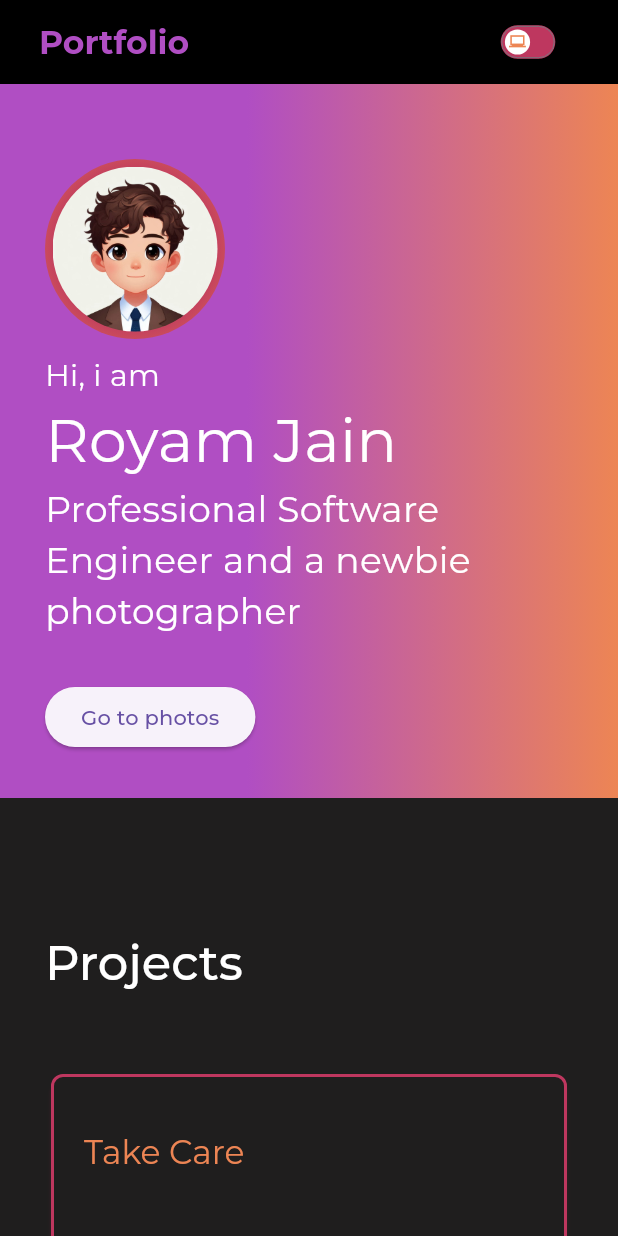
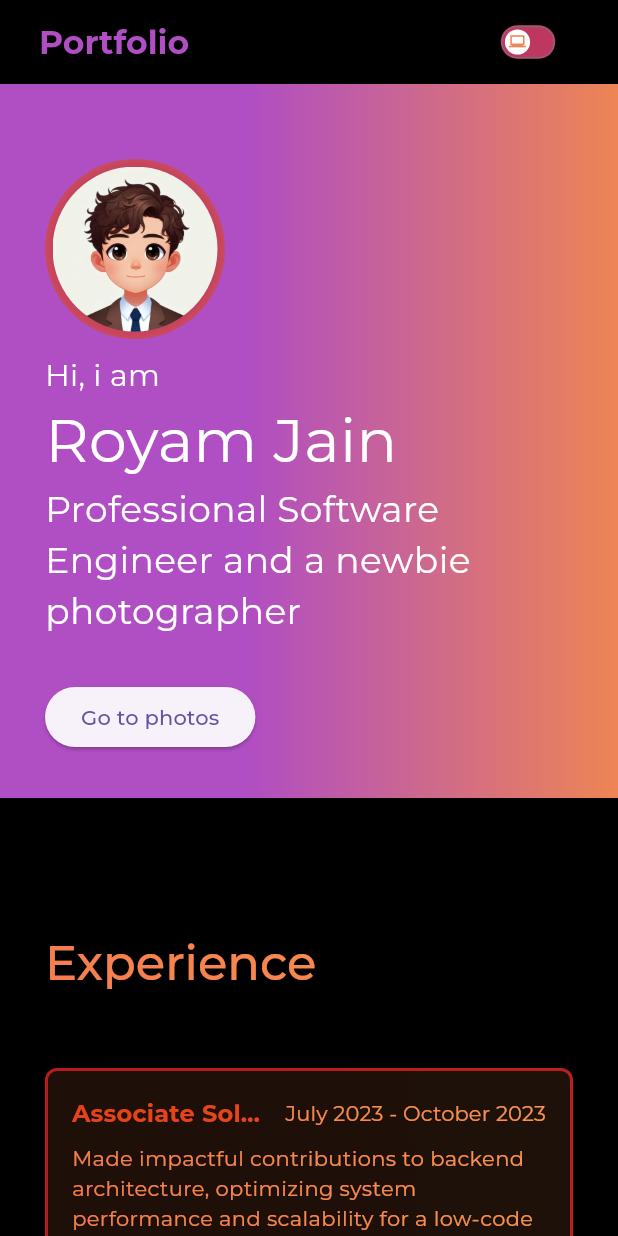
Before and after one commit to royamjj/portfolio_front_end, a Flutter app: the screen it shows after launch, on a phone screen of 412 x 824 dp. Run offline on Flutter 3.47's test engine with Material 3 defaults, Android fonts, the phone set to English and light mode, and no system bars; drawn by our look-alikes of flutter_animate; our stand-ins replace cached_network_image, google_fonts; network calls fail.

Commit message:
added animations

```diff
--- a/lib/constants.dart
+++ b/lib/constants.dart
@@ -13,6 +13,8 @@ final Color pinkSwitch = HexColor("be375f");
 final Color purple = HexColor("b04ec3");
 final Color darkPurple = HexColor("883f96");
 final Color yellow = HexColor("e7de76");
+final Color animationRed = Colors.red.shade400;
+final Color animationOrange = Colors.orange.shade300;
 
 final ThemeData theme = ThemeData(
   scaffoldBackgroundColor: colorWhite,
--- a/lib/experience.dart
+++ b/lib/experience.dart
@@ -25,10 +25,27 @@ class ExperienceWidget extends StatefulWidget {
   ExperienceWidgetState createState() => ExperienceWidgetState();
 }
 
-class ExperienceWidgetState extends State<ExperienceWidget> {
+class ExperienceWidgetState extends State<ExperienceWidget> with SingleTickerProviderStateMixin{
   int selectedIndex = 0;
   late double width;
   late bool isWebView = false;
+
+  late AnimationController _controller;
+
+  @override
+  void initState() {
+    super.initState();
+    _controller = AnimationController(
+      vsync: this,
+      duration: const Duration(seconds: 5),
+    )..repeat();
+  }
+
+  @override
+  void dispose() {
+    _controller.dispose();
+    super.dispose();
+  }
 
   @override
   void didChangeDependencies(){
@@ -63,9 +80,28 @@ class ExperienceWidgetState extends State<ExperienceWidget> {
   Future dialogDetailsWidget(){
     return showDialog(context: context, builder: (context){
       return Dialog(
-        shape: RoundedRectangleBorder(
-          borderRadius: BorderRadius.circular(12.0),
-        ),
+        child: AnimatedBuilder(
+            animation: _controller,
+            builder: (context, child) {
+              return ShaderMask(
+                shaderCallback: (bounds) {
+                  return LinearGradient(
+                    begin: Alignment.topLeft,
+                    end: Alignment.bottomRight,
+                    stops: const [
+                      0.0,
+                      1.0,
+                    ],
+                    colors: [
+                      animationRed,
+                      animationOrange,
+                    ],
+                    transform: GradientRotation(_controller.value * 2 * 3.1415),
+                  ).createShader(bounds);
+                },
+                child: child,
+              );
+            },
             child: Container(
               padding: const EdgeInsets.all(16),
               width: MediaQuery.sizeOf(context).width,
@@ -143,7 +179,7 @@ class ExperienceWidgetState extends State<ExperienceWidget> {
                   ],
                 ),
               ),
-        ),
+            ),),
       );
     });
   }
--- a/lib/professional_screen.dart
+++ b/lib/professional_screen.dart
@@ -14,15 +14,33 @@ class ProfessionalScreen extends StatefulWidget {
   State<ProfessionalScreen> createState() => _ProfessionalScreenState();
 }
 
-class _ProfessionalScreenState extends State<ProfessionalScreen> {
+class _ProfessionalScreenState extends State<ProfessionalScreen> with SingleTickerProviderStateMixin {
+  late AnimationController _controller;
+
+  @override
+  void initState() {
+    super.initState();
+    _controller = AnimationController(
+      vsync: this,
+      duration: const Duration(seconds: 10),
+    )..repeat();
+  }
+
+  @override
+  void dispose() {
+    _controller.dispose();
+    super.dispose();
+  }
+
   @override
   Widget build(BuildContext context) {
     double width = MediaQuery.sizeOf(context).width;
     double height = MediaQuery.sizeOf(context).height;
+
     return Container(
         height: height,
         width: width,
-        color: backgroundBlack,
+        color: Colors.black,
         child: SingleChildScrollView(
           child: Column(
             mainAxisAlignment: MainAxisAlignment.start,
@@ -40,37 +58,56 @@ class _ProfessionalScreenState extends State<ProfessionalScreen> {
                             width >= 800 ? width * 0.1 : 30, 50, width >= 800 ? width * 0.1 : 30, 0),
                         child: getBioWidget(width))),
               ),
-              // Padding(
-              //   padding: EdgeInsets.fromLTRB(width >= 800 ? width * 0.1 : 30, 40, width >= 800 ? width * 0.1 : 30, 10),
-              //   child: Column(
-              //     mainAxisAlignment: MainAxisAlignment.start,
-              //     crossAxisAlignment: CrossAxisAlignment.start,
-              //     children: [
-              //       Text("Experience", style: Theme.of(context).textTheme.headlineLarge),
-              //       const SizedBox(
-              //         height: 50,
-              //       ),
-              //       const ExperienceWidget(),
-              //     ],
-              //   ),
-              // ),
               const SizedBox(
                 height: 50,
               ),
-              Padding(
-                padding: EdgeInsets.fromLTRB(width >= 800 ? width * 0.1 : 30, 40, width >= 800 ? width * 0.1 : 30, 10),
+              AnimatedBuilder(
+                animation: _controller,
+                builder: (context, child) {
+                  return ShaderMask(
+                    shaderCallback: (bounds) {
+                      return LinearGradient(
+                        begin: Alignment.topLeft,
+                        end: Alignment.bottomRight,
+                        stops: const [
+                          0.0,
+                          1.0,
+                        ],
+                        colors: [
+                          animationRed,
+                          animationOrange
+                        ],
+                        transform: GradientRotation(_controller.value * 2 * 3.1415),
+                      ).createShader(bounds);
+                    },
+                    child: child,
+                  );
+                },
+                child: Padding(
+                  padding:
+                      EdgeInsets.fromLTRB(width >= 800 ? width * 0.1 : 30, 40, width >= 800 ? width * 0.1 : 30, 10),
                   child: Column(
                     mainAxisAlignment: MainAxisAlignment.start,
                     crossAxisAlignment: CrossAxisAlignment.start,
                     children: [
+                      Text("Experience", style: Theme.of(context).textTheme.headlineLarge),
+                      const SizedBox(
+                        height: 50,
+                      ),
+                      const ExperienceWidget(),
+                      const SizedBox(
+                        height: 50,
+                      ),
                       Text("Projects", style: Theme.of(context).textTheme.headlineLarge),
                       const SizedBox(
-                      height: 50,
+                        height: 30,
                       ),
                       const ProjectWidget(),
                     ],
                   ),
                 ),
+              ),
+
               //certificates
               //publications
               //resume
```
Also changed, not shown: lib/projects.dart (+48 -9 lines). Lines whose indentation alone changed are shown as unchanged.
